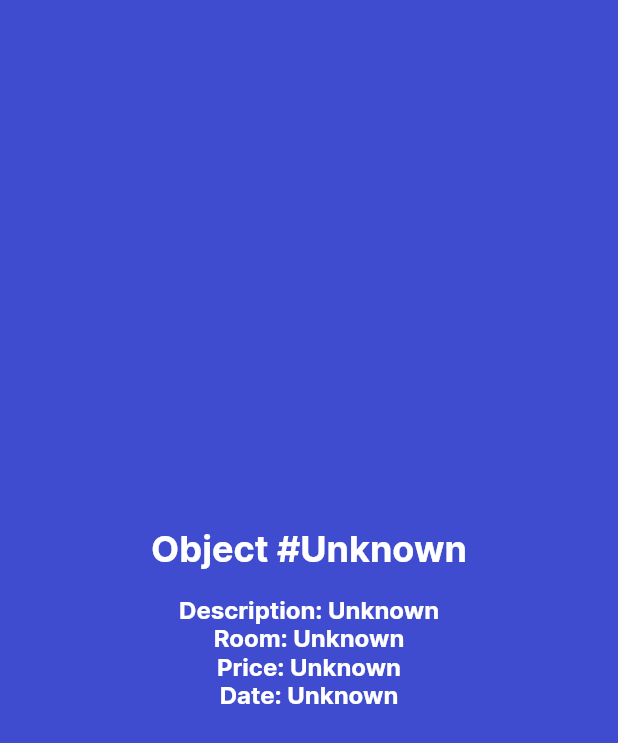
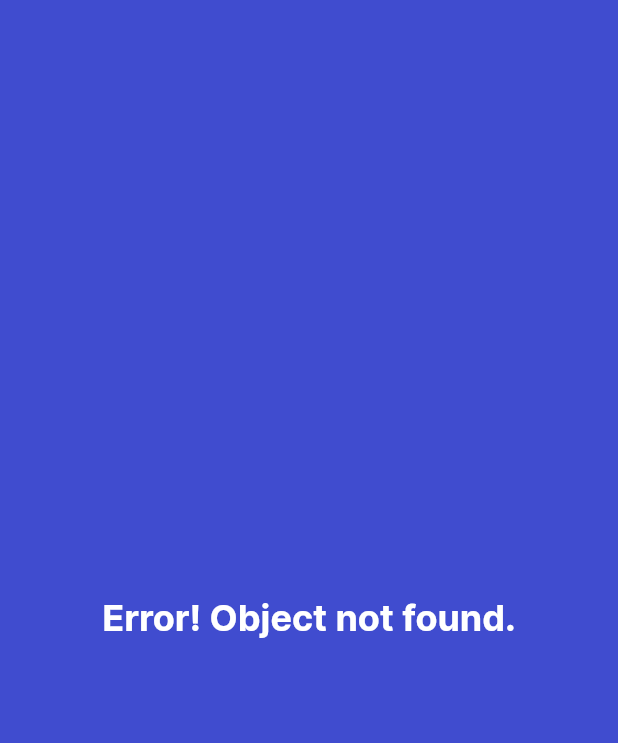
Before and after one commit to Powehix/Mobile-App, a Flutter app: the screen it shows after launch, after a tap on "Scan QR code", on a phone screen of 412 x 824 dp. Shown: the top 743 px of the screen. Run offline on Flutter 3.47's test engine with Material 2 defaults, Android fonts, the phone set to English and light mode, and no system bars; missing offline and left inert: flutter_barcode_scanner, mysql1.

Commit message:
Add object recognition from database

```diff
--- a/lib/main.dart
+++ b/lib/main.dart
@@ -30,15 +30,13 @@ class MyApp extends StatelessWidget {
       hintColor: Colors.black,
     ),
 
-    home: const MainPage(title: title),
+    home: const MainPage(),
   );
 }
 
 class MainPage extends StatefulWidget {
-  final String title;
 
   const MainPage({
-    required this.title,
     Key? key
   }) : super(key: key);
 
@@ -60,13 +58,18 @@ class _MainPageState extends State<MainPage> {
 
     if (!mounted) return;
 
-    setState(() {
-      _scanQR = scanRes;
-    });
-
-    Navigator.push(context, MaterialPageRoute(
-        builder: (context) => QRScanPage(result: _scanQR)
-    ));
+    if (scanRes != "-1") {
+      setState(() {
+        _scanQR = scanRes;
+        Navigator.push(context, MaterialPageRoute(
+            builder: (context) => QRScanPage(result: _scanQR)
+        ));
+      });
+    } else {
+      Navigator.push(context, MaterialPageRoute(
+          builder: (context) => const MainPage()
+      ));
+    }
   }
 
   @override
--- /dev/null
+++ b/lib/pages/error_page.dart
@@ -0,0 +1,33 @@
+import 'package:flutter/material.dart';
+import 'package:mobile_app/main.dart';
+import 'package:mobile_app/widgets/button_widget.dart';
+
+class ErrorPage extends StatefulWidget {
+  const ErrorPage({Key? key}) : super(key: key);
+
+  @override
+  _ErrorPageState createState() => _ErrorPageState();
+}
+
+class _ErrorPageState extends State<ErrorPage> {
+  @override
+  Widget build(BuildContext context) => Scaffold(
+      backgroundColor: const Color(0xFF404ccf),
+      body: Center(
+        child: Column(
+          mainAxisAlignment: MainAxisAlignment.center,
+          children: [
+            const Text(
+              'Error! Object not found.',
+              style: TextStyle(fontSize: 24, fontWeight: FontWeight.bold, color: Colors.white),
+            ),
+            /*ButtonWidget(
+              text: 'Return',
+              onClicked: () => Navigator.of(context).push(MaterialPageRoute(
+                builder: (BuildContext context) => const MainPage(),
+              )),
+            ),*/
+        ]),
+      )
+  );
+}
--- a/lib/pages/qr_scan_page.dart
+++ b/lib/pages/qr_scan_page.dart
@@ -1,6 +1,9 @@
+import 'dart:async';
+
 import 'package:flutter/material.dart';
 import 'package:mobile_app/mysql.dart';
-import 'package:mysql1/mysql1.dart';
+
+import 'error_page.dart';
 
 class QRScanPage extends StatefulWidget {
   final String result;
@@ -12,11 +15,11 @@ class QRScanPage extends StatefulWidget {
 
 class _QRScanPageState extends State<QRScanPage> {
   var db = MySQL();
-  var id = 'Unknown';
-  var description = 'Unknown';
-  var room = 'Unknown';
-  var price = 'Unknown';
-  var date = 'Unknown';
+  var id = '';
+  var description = '';
+  var room = '';
+  var price = '';
+  var date = '';
 
   void _getObject() {
     db.getConnection().then((conn) {
@@ -48,7 +51,12 @@ class _QRScanPageState extends State<QRScanPage> {
   void initState() {
     super.initState();
     _getObject();
+    if (id == '') {
+      Navigator.push(context, MaterialPageRoute(
+          builder: (context) => const ErrorPage()));
+    }
   }
+
 
   @override
   Widget build(BuildContext context) => Scaffold(
```
